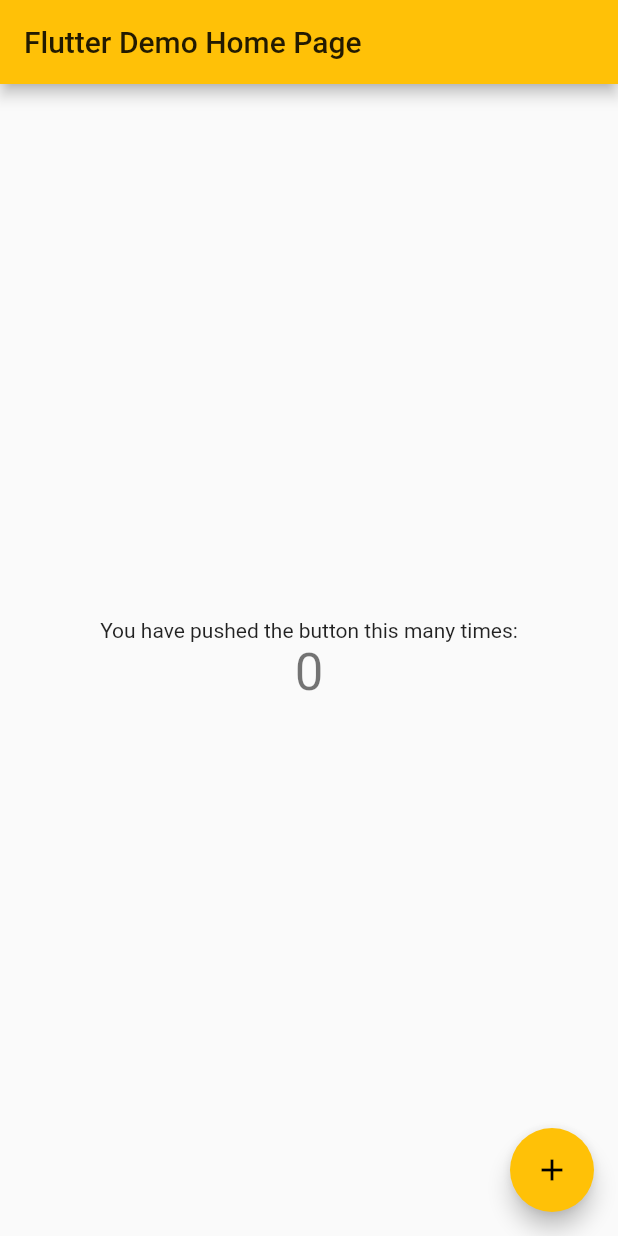
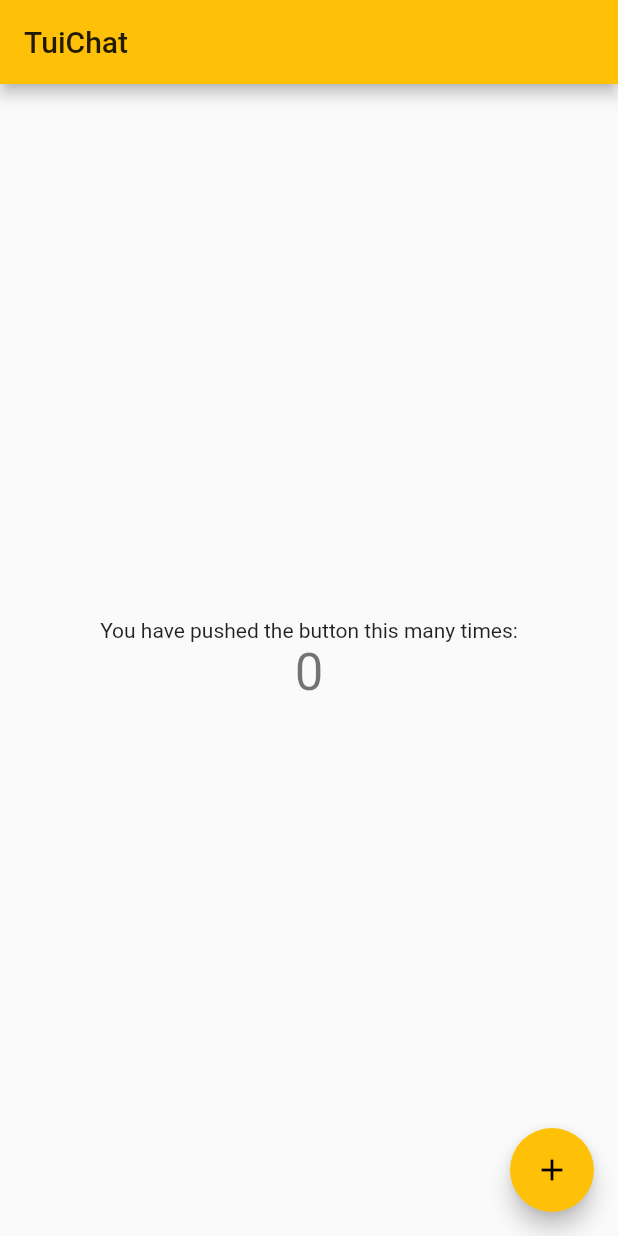
Before and after one commit to thang-uit/tuichat_flutter, a Flutter app: the screen it shows after launch, on a phone screen of 412 x 824 dp. Run offline on Flutter 3.47's test engine with Material 2 defaults, Android fonts, the phone set to English and light mode, and no system bars.

Commit message:
00:25 30/7/2021

```diff
--- a/lib/main.dart
+++ b/lib/main.dart
@@ -9,7 +9,7 @@ class MyApp extends StatelessWidget {
   @override
   Widget build(BuildContext context) {
     return MaterialApp(
-      title: 'Flutter Demo',
+      title: 'TuiChat',
       theme: ThemeData(
         // This is the theme of your application.
         //
@@ -22,7 +22,7 @@ class MyApp extends StatelessWidget {
         // is not restarted.
         primarySwatch: Colors.amber,
       ),
-      home: MyHomePage(title: 'Flutter Demo Home Page'),
+      home: MyHomePage(title: 'TuiChat'),
     );
   }
 }
```
Also changed, not shown: 2 other files.
